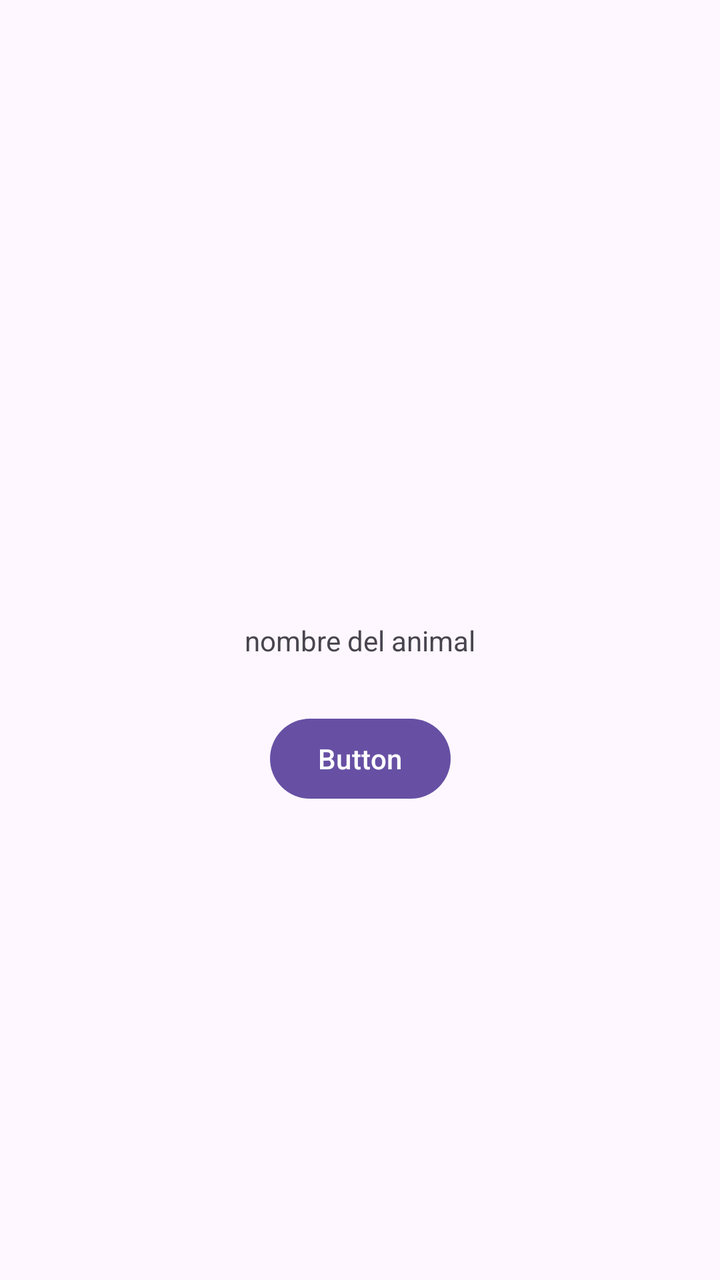
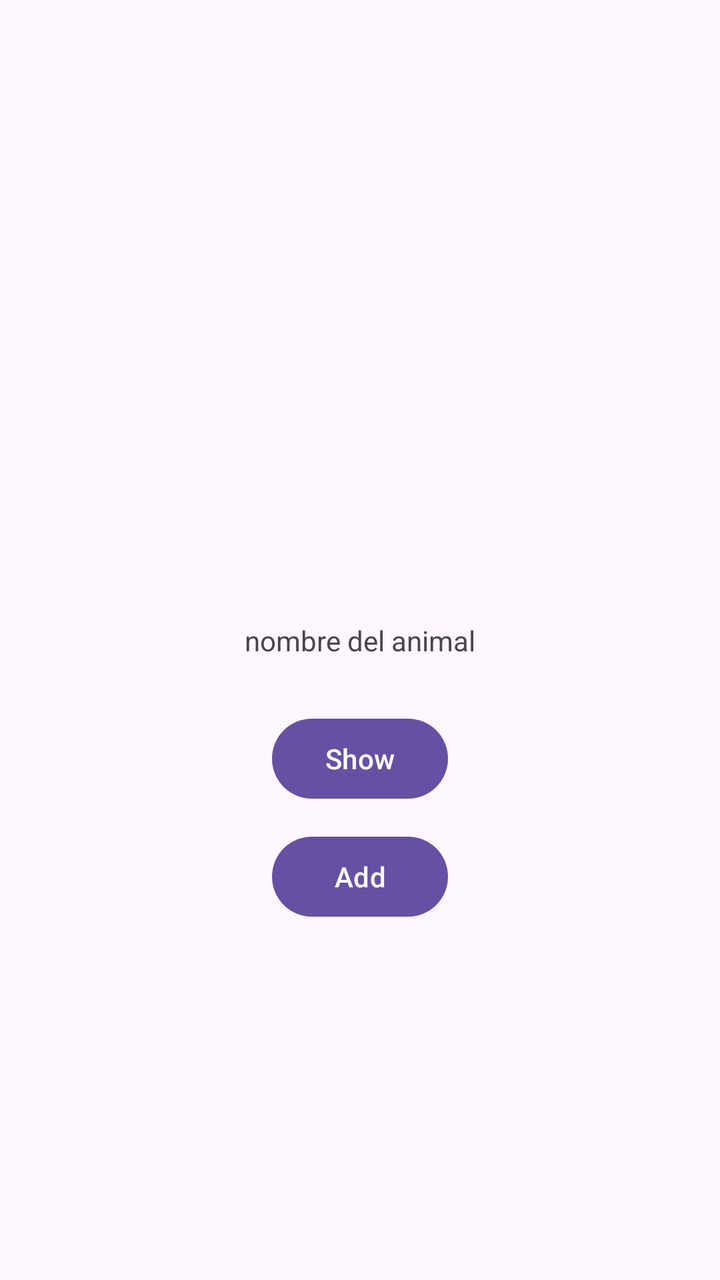

An Android layout rendered at two revisions. The XML below is the earlier revision; the diff shows what the commit changed to produce the second picture.
<!-- AndroidManifest.xml: application theme Theme.ViewModelEjercicio -->
<!-- res/layout/activity_main.xml -->
<?xml version="1.0" encoding="utf-8"?>
<androidx.constraintlayout.widget.ConstraintLayout xmlns:android="http://schemas.android.com/apk/res/android"
    xmlns:app="http://schemas.android.com/apk/res-auto"
    xmlns:tools="http://schemas.android.com/tools"
    android:id="@+id/main"
    android:layout_width="match_parent"
    android:layout_height="match_parent"
    tools:context=".ui.main.MainActivity">

    <TextView
        android:id="@+id/textView"
        android:layout_width="wrap_content"
        android:layout_height="wrap_content"
        android:text="nombre del animal"
        app:layout_constraintBottom_toBottomOf="parent"
        app:layout_constraintEnd_toEndOf="parent"
        app:layout_constraintStart_toStartOf="parent"
        app:layout_constraintTop_toTopOf="parent" />

    <Button
        android:id="@+id/button"
        android:layout_width="wrap_content"
        android:layout_height="wrap_content"
        android:text="Button"
        app:layout_constraintBottom_toBottomOf="parent"
        app:layout_constraintEnd_toEndOf="parent"
        app:layout_constraintStart_toStartOf="parent"
        app:layout_constraintTop_toTopOf="parent"
        app:layout_constraintVertical_bias="0.6"/>

    <androidx.recyclerview.widget.RecyclerView
        android:id="@+id/listado"
        android:layout_width="0dp"
        android:layout_height="0dp"
        tools:layout_editor_absoluteX="1dp"
        tools:layout_editor_absoluteY="1dp"
        app:layout_constraintTop_toTopOf="parent"
        app:layout_constraintStart_toStartOf="parent"
        app:layout_constraintEnd_toEndOf="parent"
        app:layout_constraintBottom_toTopOf="@id/textView"
        />

</androidx.constraintlayout.widget.ConstraintLayout>
<!-- resources referenced by this layout -->
<resources>
  <style name="Theme.ViewModelEjercicio" parent="Base.Theme.ViewModelEjercicio" />
  <style name="Base.Theme.ViewModelEjercicio" parent="Theme.Material3.DayNight.NoActionBar">
          
          
      </style>
</resources>

<!-- the commit's change to res/layout/activity_main.xml (unified diff, before → after) -->
@@ -21,19 +21,29 @@
         android:id="@+id/button"
         android:layout_width="wrap_content"
         android:layout_height="wrap_content"
-        android:text="Button"
+        android:text="Show"
         app:layout_constraintBottom_toBottomOf="parent"
         app:layout_constraintEnd_toEndOf="parent"
         app:layout_constraintStart_toStartOf="parent"
         app:layout_constraintTop_toTopOf="parent"
         app:layout_constraintVertical_bias="0.6"/>
 
+    <Button
+        android:id="@+id/buttonAdd"
+        android:layout_width="wrap_content"
+        android:layout_height="wrap_content"
+        android:text="Add"
+        app:layout_constraintBottom_toBottomOf="parent"
+        app:layout_constraintEnd_toEndOf="parent"
+        app:layout_constraintStart_toStartOf="parent"
+        app:layout_constraintTop_toTopOf="parent"
+        app:layout_constraintVertical_bias="0.7"/>
+
+
     <androidx.recyclerview.widget.RecyclerView
         android:id="@+id/listado"
-        android:layout_width="0dp"
+        android:layout_width="wrap_content"
         android:layout_height="0dp"
-        tools:layout_editor_absoluteX="1dp"
-        tools:layout_editor_absoluteY="1dp"
         app:layout_constraintTop_toTopOf="parent"
         app:layout_constraintStart_toStartOf="parent"
         app:layout_constraintEnd_toEndOf="parent"
